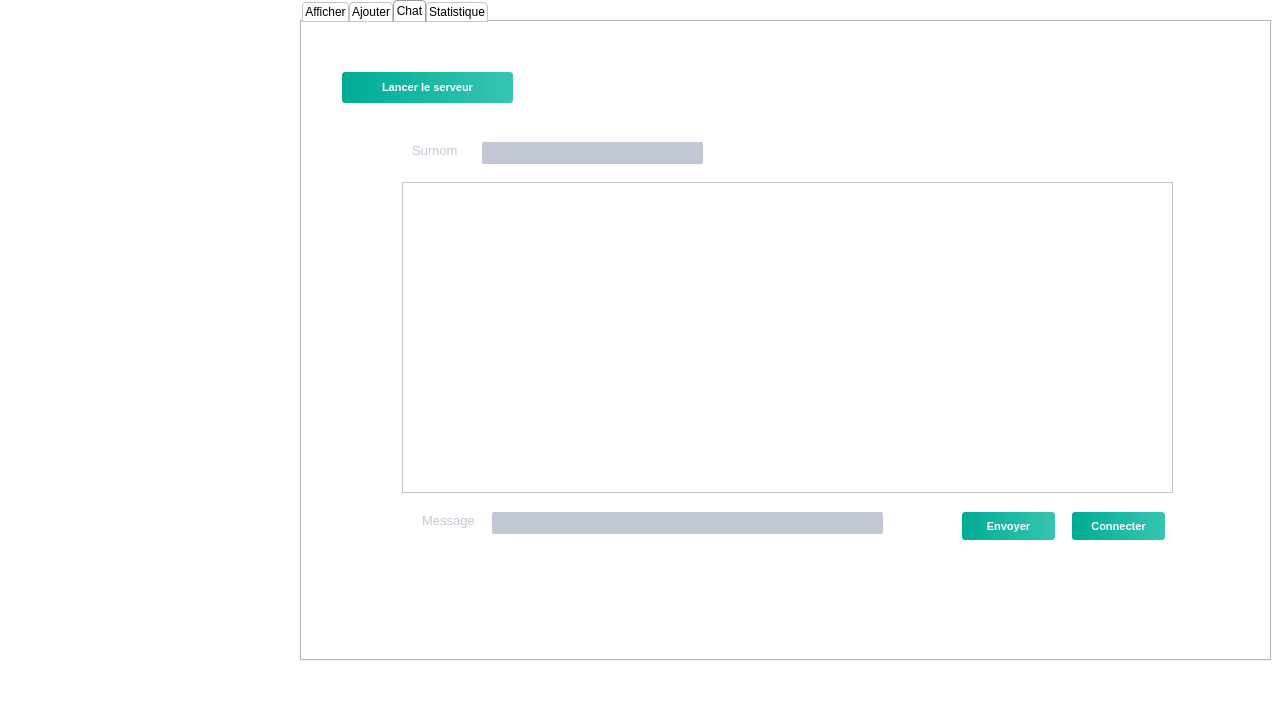
This is mainwindow.ui in AlaBelgacem/SmartAid-2A1 as Qt 5 draws it before an edit. The edited form follows.
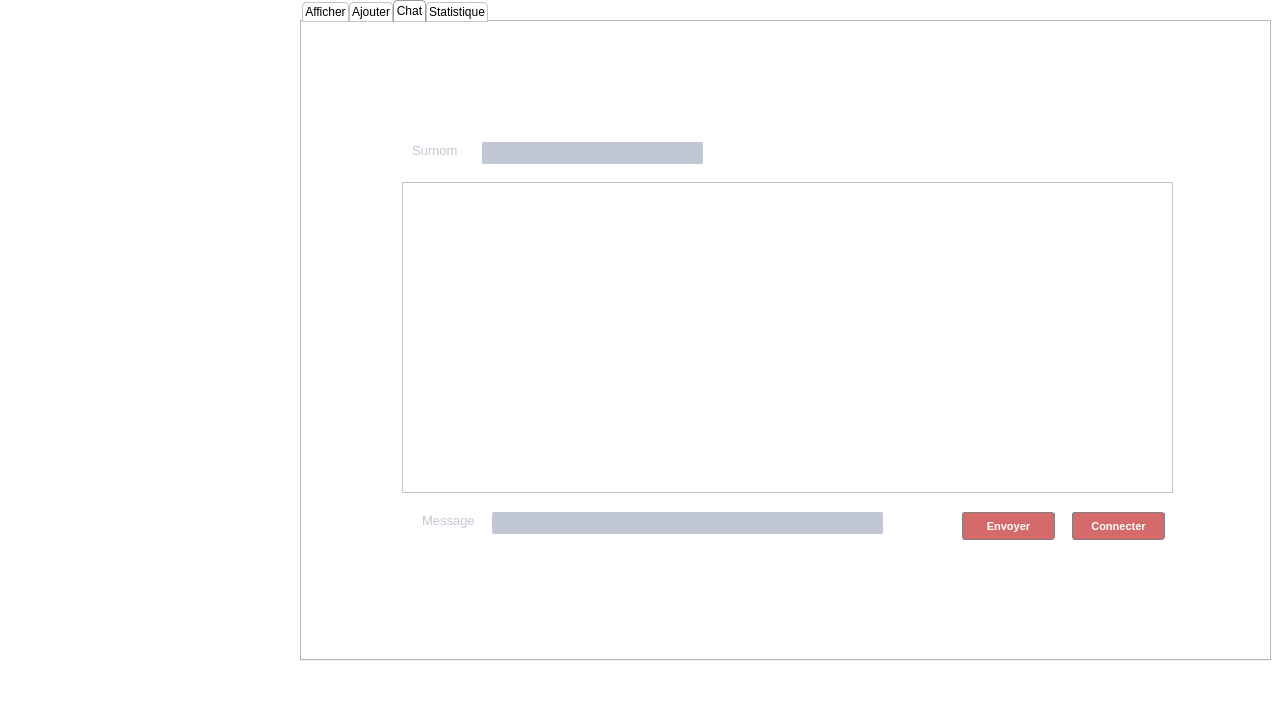
This is the edited form. Icons and pictures are not drawn.

```diff
--- a/mainwindow.ui
+++ b/mainwindow.ui
@@ -2101,19 +2101,6 @@
        <attribute name="title">
         <string>Chat</string>
        </attribute>
-       <widget class="QPushButton" name="pushButton_4">
-        <property name="geometry">
-         <rect>
-          <x>40</x>
-          <y>50</y>
-          <width>171</width>
-          <height>31</height>
-         </rect>
-        </property>
-        <property name="text">
-         <string>Lancer le serveur</string>
-        </property>
-       </widget>
        <widget class="QLineEdit" name="lineEdit_surnom">
         <property name="geometry">
          <rect>
@@ -2179,6 +2166,24 @@
           <height>28</height>
          </rect>
         </property>
+        <property name="styleSheet">
+         <string notr="true">QPushButton{
+  background-color: #D46A6A;
+     border-style: outset;
+     border-width: 2px;
+     border-radius: 3px;
+     border:1px solid grey;
+     font: bold 11px;
+     min-width: 5em;
+     padding: 3px;
+
+
+
+} QPushButton:pressed {
+     background-color: qlineargradient(x1: 0, y1: 0, x2: 0, y2: 1,
+                                       stop: 0 #dadbde, stop: 1 #f6f7fa);
+ }</string>
+        </property>
         <property name="text">
          <string>Envoyer</string>
         </property>
@@ -2192,6 +2197,24 @@
           <height>28</height>
          </rect>
         </property>
+        <property name="styleSheet">
+         <string notr="true">QPushButton{
+  background-color: #D46A6A;
+     border-style: outset;
+     border-width: 2px;
+     border-radius: 3px;
+     border:1px solid grey;
+     font: bold 11px;
+     min-width: 5em;
+     padding: 3px;
+
+
+
+} QPushButton:pressed {
+     background-color: qlineargradient(x1: 0, y1: 0, x2: 0, y2: 1,
+                                       stop: 0 #dadbde, stop: 1 #f6f7fa);
+ }</string>
+        </property>
         <property name="text">
          <string>Connecter</string>
         </property>
```
